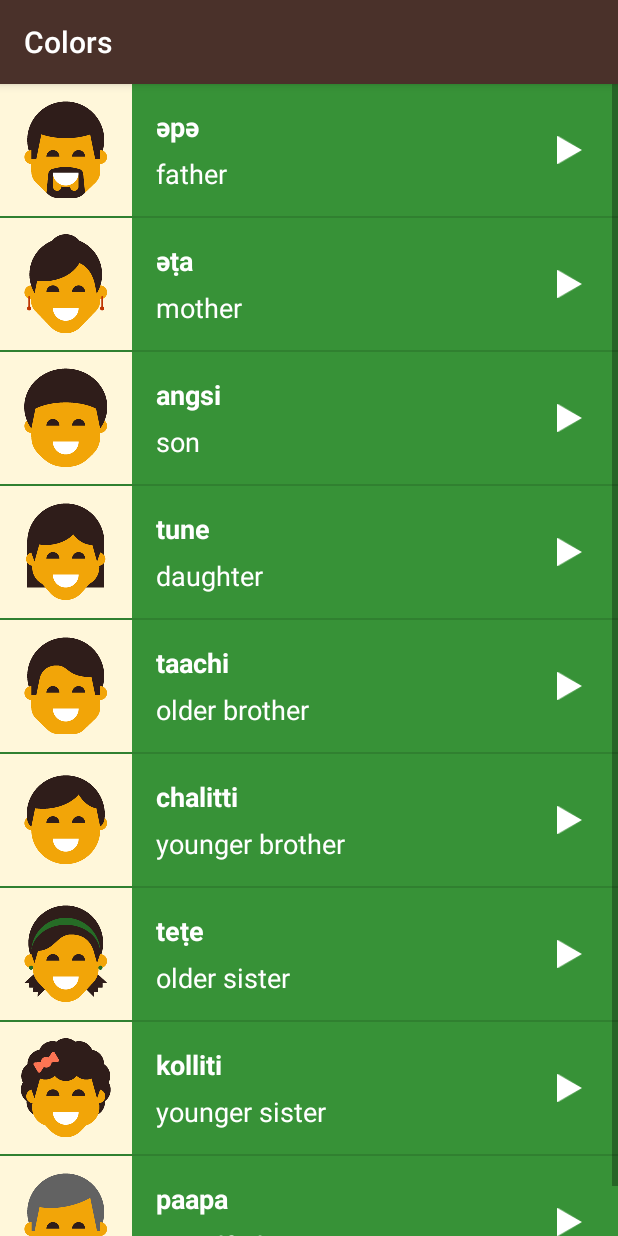
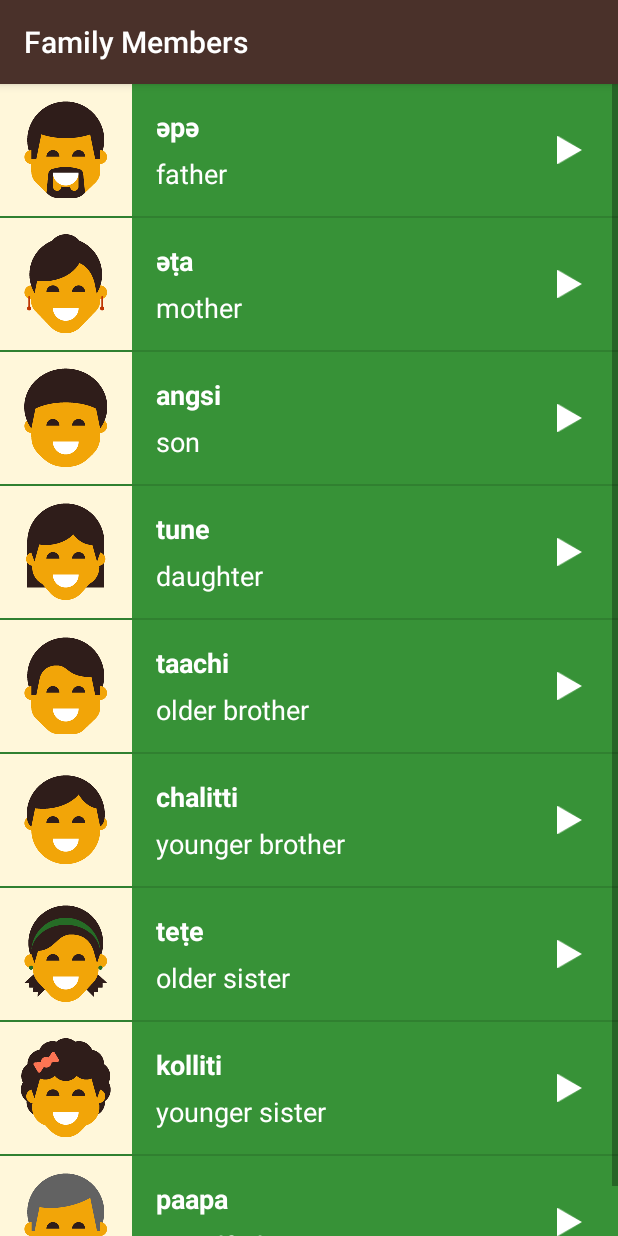
Before and after one commit to KumaStark/Miwok, an Android app: the screen it shows after launch (MiwokActivity), after a tap on "Family Members", on a phone screen of 412 x 824 dp. Run offline under Robolectric (Android 15) with nearby library versions, the phone set to English and light mode, and no system bars.

Commit message:
Fixed a bug: Missing Activity Title

```diff
--- a/app/src/main/AndroidManifest.xml
+++ b/app/src/main/AndroidManifest.xml
@@ -30,8 +30,7 @@
             </intent-filter>
         </activity>
         <activity
-            android:name=".MiwokActivity"
-            android:label="@string/category_colors" />
+            android:name=".MiwokActivity" />
         <activity
             android:name=".MediaPlayerActivity"
             android:label="@string/category_media_player" />
--- a/app/src/main/java/com/example/android/miwok/MainActivity.java
+++ b/app/src/main/java/com/example/android/miwok/MainActivity.java
@@ -29,6 +29,11 @@ import static com.example.android.miwok.MiwokWordContract.INTENT_CATEGORY_NUMBER
 import static com.example.android.miwok.MiwokWordContract.INTENT_CATEGORY_PHRASES;
 import static com.example.android.miwok.MiwokWordContract.INTENT_EXTRA_BACKGROUND_COLOR;
 import static com.example.android.miwok.MiwokWordContract.INTENT_EXTRA_CATEGORY;
+import static com.example.android.miwok.MiwokWordContract.INTENT_EXTRA_TITLE;
+import static com.example.android.miwok.MiwokWordContract.INTENT_TITLE_COLOR;
+import static com.example.android.miwok.MiwokWordContract.INTENT_TITLE_FAMILY;
+import static com.example.android.miwok.MiwokWordContract.INTENT_TITLE_NUMBERS;
+import static com.example.android.miwok.MiwokWordContract.INTENT_TITLE_PHRASES;
 
 public class MainActivity extends AppCompatActivity implements View.OnClickListener {
 
@@ -57,21 +62,25 @@ public class MainActivity extends AppCompatActivity implements View.OnClickListe
         switch(view.getId()) {
             case R.id.numbers:
                 i.setClass(this,MiwokActivity.class);
+                i.putExtra(INTENT_EXTRA_TITLE, INTENT_TITLE_NUMBERS);
                 i.putExtra(INTENT_EXTRA_CATEGORY, INTENT_CATEGORY_NUMBERS);
                 i.putExtra(INTENT_EXTRA_BACKGROUND_COLOR, R.color.category_numbers);
                 break;
             case R.id.colors:
                 i.setClass(this,MiwokActivity.class);
+                i.putExtra(INTENT_EXTRA_TITLE, INTENT_TITLE_COLOR);
                 i.putExtra(INTENT_EXTRA_CATEGORY, INTENT_CATEGORY_COLOR);
                 i.putExtra(INTENT_EXTRA_BACKGROUND_COLOR, R.color.category_colors);
                 break;
             case R.id.family:
                 i.setClass(this,MiwokActivity.class);
+                i.putExtra(INTENT_EXTRA_TITLE, INTENT_TITLE_FAMILY);
                 i.putExtra(INTENT_EXTRA_CATEGORY, INTENT_CATEGORY_FAMILY);
                 i.putExtra(INTENT_EXTRA_BACKGROUND_COLOR, R.color.category_family);
                 break;
             case R.id.phrases:
                 i.setClass(this,MiwokActivity.class);
+                i.putExtra(INTENT_EXTRA_TITLE, INTENT_TITLE_PHRASES);
                 i.putExtra(INTENT_EXTRA_CATEGORY, INTENT_CATEGORY_PHRASES);
                 i.putExtra(INTENT_EXTRA_BACKGROUND_COLOR, R.color.category_phrases);
                 break;
@@ -82,7 +91,6 @@ public class MainActivity extends AppCompatActivity implements View.OnClickListe
                 break;
         }
         if(i.resolveActivity(getPackageManager()) != null) {
-            //Toast.makeText(view.getContext(),viewText,Toast.LENGTH_SHORT).show();
             startActivity(i);
         }else{
             Toast.makeText(view.getContext(),viewText + " Not Ready",Toast.LENGTH_SHORT).show();
--- a/app/src/main/java/com/example/android/miwok/MiwokActivity.java
+++ b/app/src/main/java/com/example/android/miwok/MiwokActivity.java
@@ -9,6 +9,7 @@ import java.util.ArrayList;
 
 import static com.example.android.miwok.MiwokWordContract.INTENT_EXTRA_BACKGROUND_COLOR;
 import static com.example.android.miwok.MiwokWordContract.INTENT_EXTRA_CATEGORY;
+import static com.example.android.miwok.MiwokWordContract.INTENT_EXTRA_TITLE;
 
 public class MiwokActivity extends AppCompatActivity{
 
@@ -19,9 +20,12 @@ public class MiwokActivity extends AppCompatActivity{
         super.onCreate(savedInstanceState);
         setContentView(R.layout.word_list);
         Intent i = getIntent();
+        int activityTitle = i.getIntExtra(INTENT_EXTRA_TITLE, R.string.app_name);
         String activityCategory = i.getStringExtra(INTENT_EXTRA_CATEGORY);
         int activityBackgroundColorId = i.getIntExtra(INTENT_EXTRA_BACKGROUND_COLOR,
                 R.color.default_background_color);
+        // Set the title of the activity
+        this.setTitle(getResources().getString(activityTitle));
         // Find the listView to contain list items and set it's adapter
         ListView listView = findViewById(R.id.list);
         // Set Background color of Miwok Words List
--- a/app/src/main/java/com/example/android/miwok/MiwokWordContract.java
+++ b/app/src/main/java/com/example/android/miwok/MiwokWordContract.java
@@ -5,8 +5,13 @@ import java.util.ArrayList;
 public class MiwokWordContract {
     public static final String IMIWOK_FILE_PREFIX = "_";
     public static final String IMIWOK_FILE_SUFFIX = ".mp3";
+    public static final String INTENT_EXTRA_TITLE = "title";
     public static final String INTENT_EXTRA_CATEGORY = "category";
     public static final String INTENT_EXTRA_BACKGROUND_COLOR = "background_color";
+    public static final int INTENT_TITLE_COLOR = R.string.category_colors;
+    public static final int INTENT_TITLE_FAMILY = R.string.category_family;
+    public static final int INTENT_TITLE_NUMBERS = R.string.category_numbers;
+    public static final int INTENT_TITLE_PHRASES = R.string.category_phrases;
     public static final String INTENT_CATEGORY_COLOR = "color";
     public static final String INTENT_CATEGORY_FAMILY = "family";
     public static final String INTENT_CATEGORY_NUMBERS = "number";
@@ -75,15 +80,15 @@ public class MiwokWordContract {
         WORD_LIST_NUMBERS.add(new MiwokWord("nine","wo’e",R.drawable.number_nine));
         WORD_LIST_NUMBERS.add(new MiwokWord("ten","na’aacha",R.drawable.number_ten));
         //
-        WORD_LIST_PHRASES.add(new MiwokWord("Where are you going?","minto wuksus",0));
-        WORD_LIST_PHRASES.add(new MiwokWord("What is your name?","tinnə oyaase'nə",0));
-        WORD_LIST_PHRASES.add(new MiwokWord("My name is...","oyaaset...",0));
-        WORD_LIST_PHRASES.add(new MiwokWord("How are you feeling?","michəksəs?",0));
-        WORD_LIST_PHRASES.add(new MiwokWord("I’m feeling good.","kuchi achit",0));
-        WORD_LIST_PHRASES.add(new MiwokWord("Are you coming?","əənəs'aa?",0));
-        WORD_LIST_PHRASES.add(new MiwokWord("Yes, I’m coming.","həə’ əənəm",0));
-        WORD_LIST_PHRASES.add(new MiwokWord("I’m coming.","əənəm",0));
-        WORD_LIST_PHRASES.add(new MiwokWord("Let’s go.","yoowutis",0));
-        WORD_LIST_PHRASES.add(new MiwokWord("Come here.","ənni'nem",0));
+        WORD_LIST_PHRASES.add(new MiwokWord("Where are you going?","minto wuksus"));
+        WORD_LIST_PHRASES.add(new MiwokWord("What is your name?","tinnə oyaase'nə"));
+        WORD_LIST_PHRASES.add(new MiwokWord("My name is...","oyaaset..."));
+        WORD_LIST_PHRASES.add(new MiwokWord("How are you feeling?","michəksəs?"));
+        WORD_LIST_PHRASES.add(new MiwokWord("I’m feeling good.","kuchi achit"));
+        WORD_LIST_PHRASES.add(new MiwokWord("Are you coming?","əənəs'aa?"));
+        WORD_LIST_PHRASES.add(new MiwokWord("Yes, I’m coming.","həə’ əənəm"));
+        WORD_LIST_PHRASES.add(new MiwokWord("I’m coming.","əənəm"));
+        WORD_LIST_PHRASES.add(new MiwokWord("Let’s go.","yoowutis"));
+        WORD_LIST_PHRASES.add(new MiwokWord("Come here.","ənni'nem"));
     }
 }
```
Also changed, not shown: app/src/main/java/com/example/android/miwok/MediaPlayerActivity.java (+5 -5 lines).
